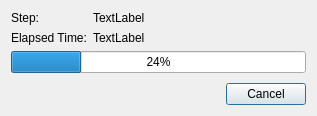
First picture: the form in wpmcpp/progressdialog.ui, repository npackd/npackd, before the edit.
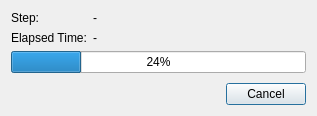
Second picture: the form after the edit.

Commit message: set default label texts to -

Diff of the .ui file:
```diff
--- a/wpmcpp/progressdialog.ui
+++ b/wpmcpp/progressdialog.ui
@@ -26,7 +26,7 @@
      <item row="0" column="1">
       <widget class="QLabel" name="labelStep">
        <property name="text">
-        <string>TextLabel</string>
+        <string>-</string>
        </property>
       </widget>
      </item>
@@ -40,7 +40,7 @@
      <item row="1" column="1">
       <widget class="QLabel" name="labelElapsed">
        <property name="text">
-        <string>TextLabel</string>
+        <string>-</string>
        </property>
       </widget>
      </item>
```
The commit also changes 2 other files.
